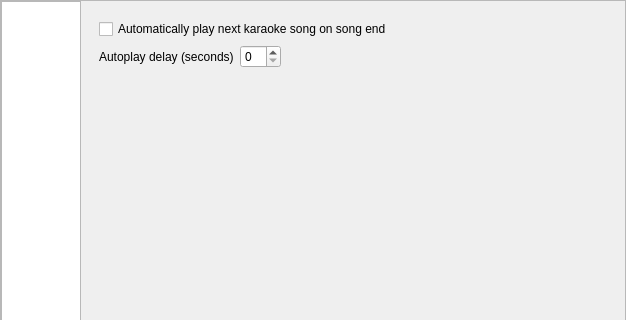
This is OpenKJ/dlgsettings.ui in OpenKJ/OpenKJ as Qt 5 draws it before an edit; both pictures show x 0 to 626 and y 0 to 320 of the 626 by 784 pixel window. The edited form follows.
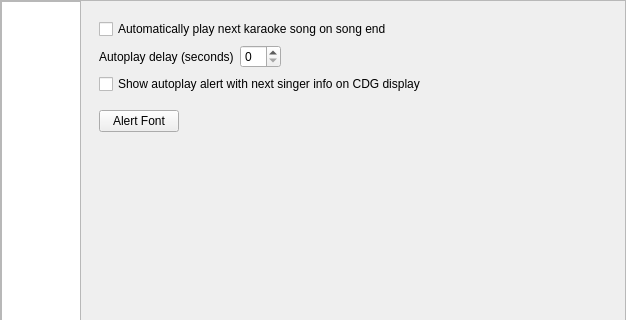
This is the edited form. Icons and pictures are not drawn.

Commit message: Add settings for next singer alert.  Fix settings not working for karaoke AA

Diff of the .ui file:
```diff
--- a/OpenKJ/dlgsettings.ui
+++ b/OpenKJ/dlgsettings.ui
@@ -906,6 +906,40 @@
               </item>
              </layout>
             </item>
+            <item>
+             <widget class="QCheckBox" name="checkBoxShowKAAAlert">
+              <property name="text">
+               <string>Show autoplay alert with next singer info on CDG display</string>
+              </property>
+             </widget>
+            </item>
+            <item>
+             <layout class="QHBoxLayout" name="horizontalLayout_13">
+              <property name="topMargin">
+               <number>10</number>
+              </property>
+              <item>
+               <widget class="QPushButton" name="btnAlertFont">
+                <property name="text">
+                 <string>Alert Font</string>
+                </property>
+               </widget>
+              </item>
+              <item>
+               <spacer name="horizontalSpacer_7">
+                <property name="orientation">
+                 <enum>Qt::Horizontal</enum>
+                </property>
+                <property name="sizeHint" stdset="0">
+                 <size>
+                  <width>40</width>
+                  <height>20</height>
+                 </size>
+                </property>
+               </spacer>
+              </item>
+             </layout>
+            </item>
             <item>
              <spacer name="verticalSpacer_2">
               <property name="orientation">
@@ -914,7 +948,7 @@
               <property name="sizeHint" stdset="0">
                <size>
                 <width>20</width>
-                <height>609</height>
+                <height>524</height>
                </size>
               </property>
              </spacer>
```
The commit also changes 6 other files.
